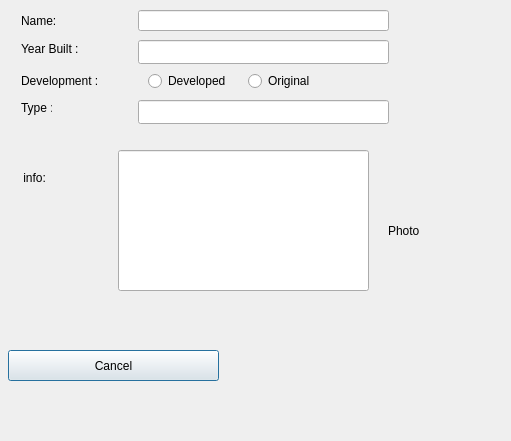
Qt form computerinfodialog.ui (hermanno16/vika333) before a commit.
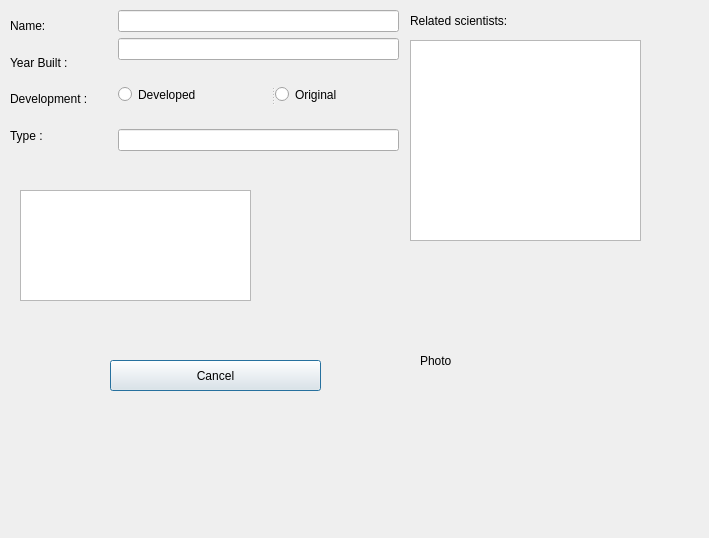
The same form after that commit.

Commit message: smá computerInfo lagfæringar

```diff
--- a/computerinfodialog.ui
+++ b/computerinfodialog.ui
@@ -6,116 +6,18 @@
    <rect>
     <x>0</x>
     <y>0</y>
-    <width>511</width>
-    <height>441</height>
+    <width>709</width>
+    <height>538</height>
    </rect>
   </property>
   <property name="windowTitle">
    <string>Dialog</string>
   </property>
-  <widget class="QRadioButton" name="radioButton_display_if_developed">
-   <property name="geometry">
-    <rect>
-     <x>148</x>
-     <y>70</y>
-     <width>97</width>
-     <height>22</height>
-    </rect>
-   </property>
-   <property name="text">
-    <string>Developed</string>
-   </property>
-  </widget>
-  <widget class="QLabel" name="label_computer_Type">
-   <property name="geometry">
-    <rect>
-     <x>21</x>
-     <y>100</y>
-     <width>31</width>
-     <height>16</height>
-    </rect>
-   </property>
-   <property name="text">
-    <string>Type :</string>
-   </property>
-  </widget>
-  <widget class="QLineEdit" name="computer_display_Info">
-   <property name="geometry">
-    <rect>
-     <x>118</x>
-     <y>150</y>
-     <width>251</width>
-     <height>141</height>
-    </rect>
-   </property>
-  </widget>
-  <widget class="QLabel" name="lable_Computer_Development">
-   <property name="geometry">
-    <rect>
-     <x>21</x>
-     <y>70</y>
-     <width>91</width>
-     <height>21</height>
-    </rect>
-   </property>
-   <property name="text">
-    <string>Development :</string>
-   </property>
-  </widget>
-  <widget class="QRadioButton" name="radioButton_display_if_original">
-   <property name="geometry">
-    <rect>
-     <x>248</x>
-     <y>70</y>
-     <width>97</width>
-     <height>22</height>
-    </rect>
-   </property>
-   <property name="text">
-    <string>Original</string>
-   </property>
-  </widget>
-  <widget class="QLabel" name="label_computer_Year_Built">
-   <property name="geometry">
-    <rect>
-     <x>21</x>
-     <y>41</y>
-     <width>91</width>
-     <height>16</height>
-    </rect>
-   </property>
-   <property name="text">
-    <string>Year Built :</string>
-   </property>
-  </widget>
-  <widget class="QLineEdit" name="computer_display_Type">
-   <property name="geometry">
-    <rect>
-     <x>138</x>
-     <y>100</y>
-     <width>251</width>
-     <height>24</height>
-    </rect>
-   </property>
-  </widget>
-  <widget class="QLabel" name="label_comptuer_name">
-   <property name="geometry">
-    <rect>
-     <x>21</x>
-     <y>13</y>
-     <width>61</width>
-     <height>16</height>
-    </rect>
-   </property>
-   <property name="text">
-    <string>Name:</string>
-   </property>
-  </widget>
   <widget class="QPushButton" name="cancel_button">
    <property name="geometry">
     <rect>
-     <x>8</x>
-     <y>350</y>
+     <x>110</x>
+     <y>360</y>
      <width>211</width>
      <height>31</height>
     </rect>
@@ -127,8 +29,8 @@
   <widget class="QLabel" name="label_computer_photo">
    <property name="geometry">
     <rect>
-     <x>388</x>
-     <y>170</y>
+     <x>420</x>
+     <y>300</y>
      <width>91</width>
      <height>121</height>
     </rect>
@@ -137,37 +39,134 @@
     <string>Photo</string>
    </property>
   </widget>
-  <widget class="QLineEdit" name="computer_display_Year_Built">
+  <widget class="QLabel" name="label_related_scientists">
    <property name="geometry">
     <rect>
-     <x>138</x>
+     <x>410</x>
+     <y>10</y>
+     <width>171</width>
+     <height>21</height>
+    </rect>
+   </property>
+   <property name="text">
+    <string>Related scientists:</string>
+   </property>
+  </widget>
+  <widget class="QTableWidget" name="info_related_scientists">
+   <property name="geometry">
+    <rect>
+     <x>410</x>
      <y>40</y>
-     <width>251</width>
-     <height>24</height>
+     <width>231</width>
+     <height>201</height>
     </rect>
    </property>
+   <property name="columnCount">
+    <number>1</number>
+   </property>
+   <attribute name="horizontalHeaderVisible">
+    <bool>false</bool>
+   </attribute>
+   <attribute name="horizontalHeaderDefaultSectionSize">
+    <number>200</number>
+   </attribute>
+   <attribute name="verticalHeaderVisible">
+    <bool>false</bool>
+   </attribute>
+   <column/>
   </widget>
-  <widget class="QLineEdit" name="computer_display_Name">
+  <widget class="QWidget" name="layoutWidget">
    <property name="geometry">
     <rect>
-     <x>138</x>
+     <x>10</x>
      <y>10</y>
-     <width>251</width>
-     <height>21</height>
+     <width>111</width>
+     <height>141</height>
     </rect>
    </property>
+   <layout class="QVBoxLayout" name="verticalLayout">
+    <item>
+     <widget class="QLabel" name="label_comptuer_name">
+      <property name="text">
+       <string>Name:</string>
+      </property>
+     </widget>
+    </item>
+    <item>
+     <widget class="QLabel" name="label_computer_Year_Built">
+      <property name="text">
+       <string>Year Built :</string>
+      </property>
+     </widget>
+    </item>
+    <item>
+     <widget class="QLabel" name="lable_Computer_Development">
+      <property name="text">
+       <string>Development :</string>
+      </property>
+     </widget>
+    </item>
+    <item>
+     <widget class="QLabel" name="label_computer_Type">
+      <property name="text">
+       <string>Type :</string>
+      </property>
+     </widget>
+    </item>
+   </layout>
   </widget>
-  <widget class="QLabel" name="label_add_computer_info">
+  <widget class="QWidget" name="layoutWidget">
+   <property name="geometry">
+    <rect>
+     <x>118</x>
+     <y>10</y>
+     <width>281</width>
+     <height>141</height>
+    </rect>
+   </property>
+   <layout class="QVBoxLayout" name="verticalLayout_2">
+    <item>
+     <widget class="QLineEdit" name="computer_display_Name"/>
+    </item>
+    <item>
+     <widget class="QLineEdit" name="computer_display_Year_Built"/>
+    </item>
+    <item>
+     <widget class="QSplitter" name="splitter">
+      <property name="orientation">
+       <enum>Qt::Horizontal</enum>
+      </property>
+      <widget class="QRadioButton" name="radioButton_display_if_developed">
+       <property name="text">
+        <string>Developed</string>
+       </property>
+      </widget>
+      <widget class="QRadioButton" name="radioButton_display_if_original">
+       <property name="text">
+        <string>Original</string>
+       </property>
+      </widget>
+     </widget>
+    </item>
+    <item>
+     <widget class="QLineEdit" name="computer_display_Type"/>
+    </item>
+   </layout>
+  </widget>
+  <widget class="QTextEdit" name="info_computer_info">
    <property name="geometry">
     <rect>
      <x>20</x>
-     <y>170</y>
-     <width>71</width>
-     <height>16</height>
+     <y>190</y>
+     <width>231</width>
+     <height>111</height>
     </rect>
    </property>
-   <property name="text">
-    <string> info:</string>
+   <property name="acceptRichText">
+    <bool>false</bool>
+   </property>
+   <property name="textInteractionFlags">
+    <set>Qt::TextSelectableByMouse</set>
    </property>
   </widget>
  </widget>
```
The commit also changes 7 other files.
